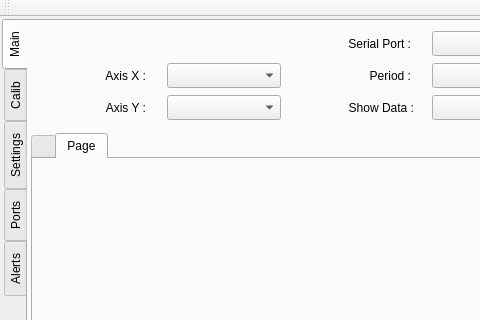
Before: the Qt Designer form dlcalmenu.ui in silozd/Data_Logger, drawn with Qt 5; both pictures show x 0 to 480 and y 0 to 320 of the 1023 by 627 pixel window.
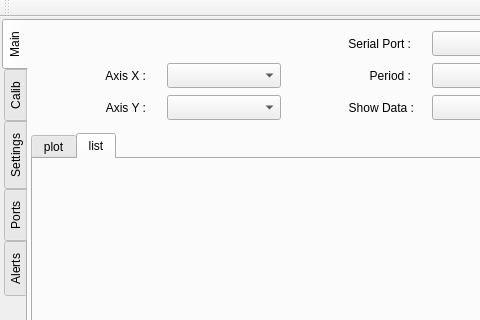
After: the same form once the commit is applied.

Diff of the .ui file:
```diff
--- a/dlcalmenu.ui
+++ b/dlcalmenu.ui
@@ -343,12 +343,12 @@
           </property>
           <widget class="QWidget" name="pg1" native="true">
            <attribute name="title">
-            <string/>
+            <string>plot</string>
            </attribute>
           </widget>
           <widget class="QWidget" name="pg2">
            <attribute name="title">
-            <string>Page</string>
+            <string>list</string>
            </attribute>
           </widget>
          </widget>
```
Left out of the diff: 5 changed lines with no effect on the pictures.
